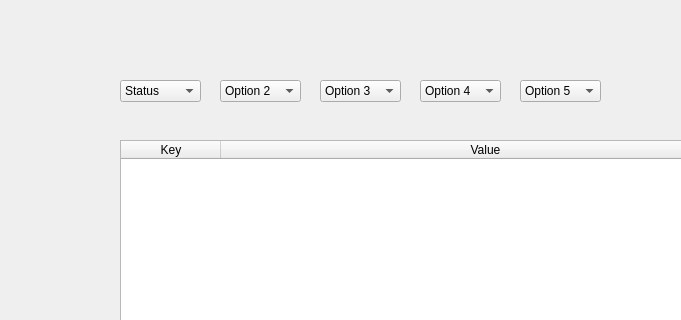
Above: gui/groupLabelling.ui from aanthir1/SER517-Fall23-Team4 before the change; both pictures show x 0 to 681 and y 0 to 320 of the 889 by 456 pixel window. Below: the same form after it.
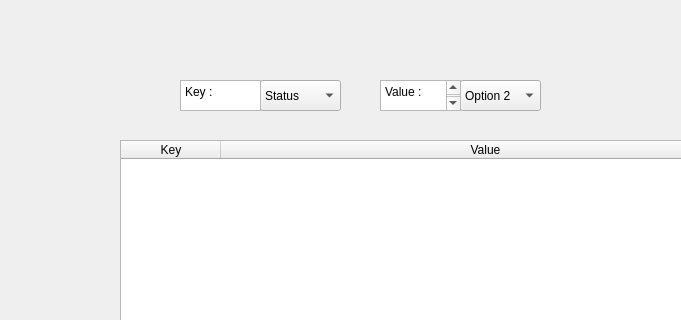
That is the form after the change.

Commit message: Added labels for the dropdowns in  group labeling.

The edit to the form file:
```diff
--- a/gui/groupLabelling.ui
+++ b/gui/groupLabelling.ui
@@ -39,10 +39,10 @@
   <widget class="QComboBox" name="comboBox">
    <property name="geometry">
     <rect>
-     <x>120</x>
+     <x>260</x>
      <y>80</y>
      <width>81</width>
-     <height>22</height>
+     <height>31</height>
     </rect>
    </property>
    <item>
@@ -54,10 +54,10 @@
   <widget class="QComboBox" name="comboBox_2">
    <property name="geometry">
     <rect>
-     <x>220</x>
+     <x>460</x>
      <y>80</y>
      <width>81</width>
-     <height>22</height>
+     <height>31</height>
     </rect>
    </property>
    <item>
@@ -66,50 +66,32 @@
     </property>
    </item>
   </widget>
-  <widget class="QComboBox" name="comboBox_3">
+  <widget class="QPlainTextEdit" name="plainTextEdit">
    <property name="geometry">
     <rect>
-     <x>320</x>
+     <x>180</x>
      <y>80</y>
      <width>81</width>
-     <height>22</height>
+     <height>31</height>
     </rect>
    </property>
-   <item>
-    <property name="text">
-     <string>Option 3</string>
-    </property>
-   </item>
-  </widget>
-  <widget class="QComboBox" name="comboBox_4">
-   <property name="geometry">
-    <rect>
-     <x>420</x>
-     <y>80</y>
-     <width>81</width>
-     <height>22</height>
-    </rect>
+   <property name="plainText">
+    <string>Key :</string>
    </property>
-   <item>
-    <property name="text">
-     <string>Option 4</string>
-    </property>
-   </item>
   </widget>
-  <widget class="QComboBox" name="comboBox_5">
+  <widget class="QPlainTextEdit" name="plainTextEdit_2">
    <property name="geometry">
     <rect>
-     <x>520</x>
+     <x>380</x>
      <y>80</y>
      <width>81</width>
-     <height>22</height>
+     <height>31</height>
     </rect>
    </property>
-   <item>
-    <property name="text">
-     <string>Option 5</string>
-    </property>
-   </item>
+   <property name="plainText">
+    <string>Value :
+</string>
+   </property>
   </widget>
  </widget>
  <resources/>
```
The commit also changes 1 other file.
